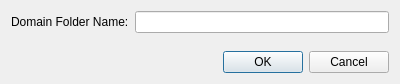
First picture: the form in src/mhm_qgis/qt/ui/forms/domain_folder_name.ui, repository mhm-ufz/mHM-QGIS, before the edit.
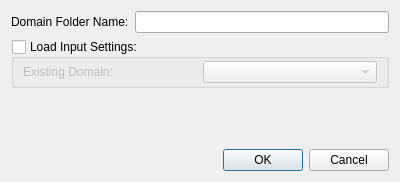
Second picture: the form after the edit.

Commit message: improvised meteo and additional observation input handling

```diff
--- a/src/mhm_qgis/qt/ui/forms/domain_folder_name.ui
+++ b/src/mhm_qgis/qt/ui/forms/domain_folder_name.ui
@@ -7,7 +7,7 @@
     <x>0</x>
     <y>0</y>
     <width>400</width>
-    <height>84</height>
+    <height>182</height>
    </rect>
   </property>
   <property name="windowTitle">
@@ -31,6 +31,53 @@
      </item>
     </layout>
    </item>
+   <item>
+    <widget class="QGroupBox" name="groupBox_loadInputSettingsExistingDomain">
+     <property name="title">
+      <string>Load Input Settings:</string>
+     </property>
+     <property name="checkable">
+      <bool>true</bool>
+     </property>
+     <property name="checked">
+      <bool>false</bool>
+     </property>
+     <layout class="QVBoxLayout" name="verticalLayout_2">
+      <property name="topMargin">
+       <number>2</number>
+      </property>
+      <property name="bottomMargin">
+       <number>2</number>
+      </property>
+      <item>
+       <layout class="QHBoxLayout" name="horizontalLayout_existingDomainSelector">
+        <property name="topMargin">
+         <number>0</number>
+        </property>
+        <item>
+         <widget class="QLabel" name="label_existingDomain">
+          <property name="text">
+           <string>Existing Domain:</string>
+          </property>
+         </widget>
+        </item>
+        <item>
+         <widget class="QComboBox" name="comboBox_existingDomainFolderSelector">
+          <property name="currentIndex">
+           <number>-1</number>
+          </property>
+          <item>
+           <property name="text">
+            <string>&lt;new&gt;</string>
+           </property>
+          </item>
+         </widget>
+        </item>
+       </layout>
+      </item>
+     </layout>
+    </widget>
+   </item>
    <item>
     <spacer name="verticalSpacer">
      <property name="orientation">
```
The commit also changes 26 other files.
